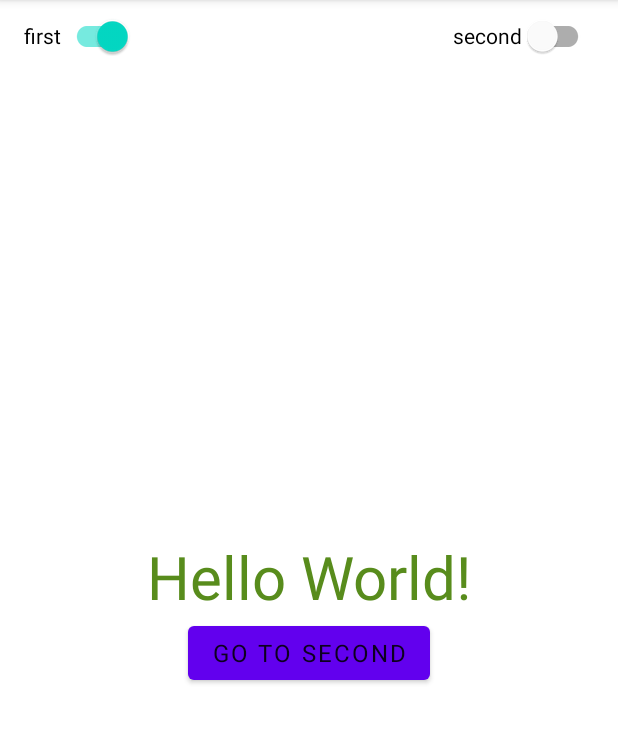
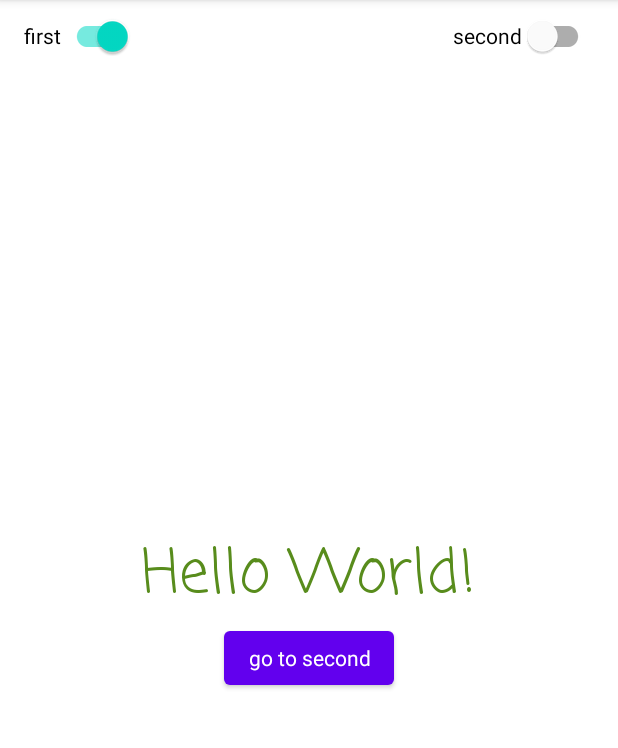
Before and after one commit to daniil-kiryanov/IntentLesson, an Android app: the screen it shows after launch (MainActivity), on a phone screen of 412 x 824 dp, the part 84-832 px from its top. Run offline under Robolectric (Android 15) with nearby library versions, the phone set to English and light mode, and no system bars.

Commit message:
change font

```diff
--- a/app/src/main/res/layout/activity_main.xml
+++ b/app/src/main/res/layout/activity_main.xml
@@ -18,7 +18,7 @@
 
     <Button
         android:id="@+id/buttonSecondActivity"
-        style="@style/TextAppearance.AppCompat.Widget.TextView.SpinnerItem"
+        style="@style/Platform.MaterialComponents.Light"
         android:layout_width="wrap_content"
         android:layout_height="wrap_content"
         android:text="@string/gotosecond"
--- a/app/src/main/res/values/themes.xml
+++ b/app/src/main/res/values/themes.xml
@@ -19,6 +19,7 @@
     <style name="Theme.IntentLesson.TextView" parent="Widget.MaterialComponents.TextView">
         <item name="android:textSize">40sp</item>
         <item name="android:textColor">@color/green</item>
+        <item name="fontFamily">casual</item>
 
     </style>
 
```
